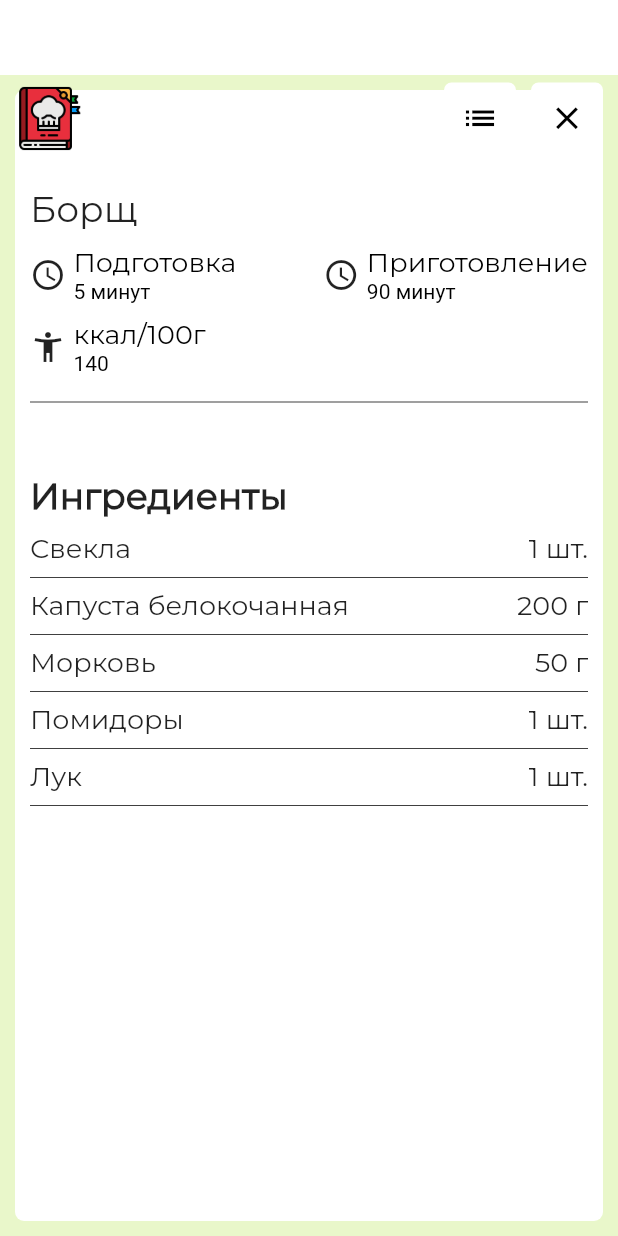
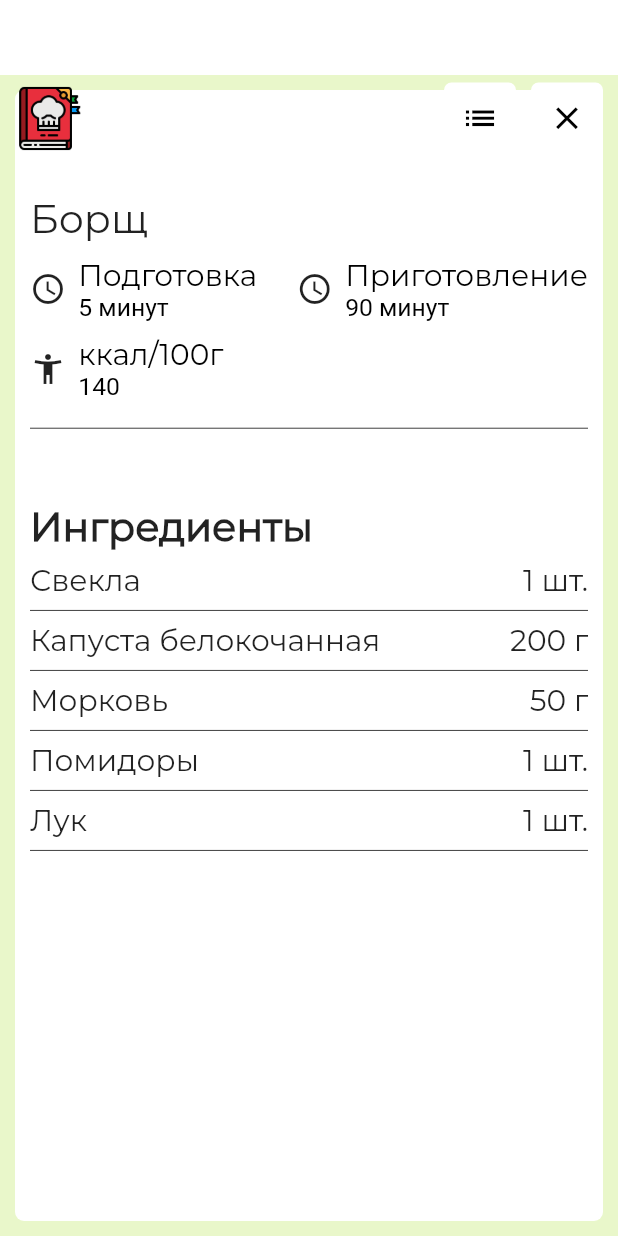
Before and after one commit to OlesiaPalchunova/voice-recipe, a Flutter app: the RecipeScreen screen opened directly with sample values from the repository, after a tap on the "list" icon, on a phone screen of 412 x 824 dp. Run offline on Flutter 3.47's test engine with Material 2 defaults, Android fonts, the phone set to English and light mode, and no system bars; our stand-ins replace flutter_tts, speech_to_text; project files that could hold a hidden picture were left out.

Commit message:
added relative sizes for recipe screen slides

```diff
--- a/lib/components/slides/recipe_face.dart
+++ b/lib/components/slides/recipe_face.dart
@@ -1,6 +1,8 @@
 import 'package:flutter/material.dart';
 
 import 'package:voice_recipe/model/recipes_info.dart';
+import 'package:voice_recipe/components/util.dart';
+
 class RecipeFace extends StatelessWidget {
   const RecipeFace({
     Key? key,
@@ -8,6 +10,13 @@ class RecipeFace extends StatelessWidget {
   }) : super(key: key);
 
   final Recipe recipe;
+  static const _centerOpacity = 0.4;
+  static const _gradSize = 0.1;
+  static const _betweenTextSize = 0.1;
+  static const _betweenIconAndTextSize = 0.01;
+  static const _iconSize = 0.03;
+  static const _timeSize = 0.025;
+  static const _nameSize = 0.055;
 
   @override
   Widget build(BuildContext context) {
@@ -18,8 +27,7 @@ class RecipeFace extends StatelessWidget {
               image: AssetImage(recipe.faceImageUrl),
               fit: BoxFit.fitHeight,
             ),
-          color: Colors.orangeAccent
-        ),
+            color: Colors.orangeAccent),
         child: Column(
           mainAxisAlignment: MainAxisAlignment.spaceBetween,
           children: [
@@ -27,13 +35,13 @@ class RecipeFace extends StatelessWidget {
             Column(
               children: [
                 Container(
-                  height: 20,
+                  height: Util.pageHeight(context) * _gradSize,
                   decoration: BoxDecoration(
                       gradient: LinearGradient(
                           begin: Alignment.bottomCenter,
                           end: Alignment.topCenter,
                           colors: [
-                            Colors.black87.withOpacity(0.4),
+                        Colors.black87.withOpacity(_centerOpacity),
                         Colors.black87.withOpacity(0.0),
                       ])),
                 ),
@@ -41,38 +49,44 @@ class RecipeFace extends StatelessWidget {
                   alignment: Alignment.centerLeft,
                   child: Container(
                     alignment: Alignment.centerLeft,
-                    color: Colors.black87.withOpacity(0.4),
-                    padding: const EdgeInsets.symmetric(vertical: 10, horizontal: 10),
+                    color: Colors.black87.withOpacity(_centerOpacity),
+                    padding: const EdgeInsets.all(Util.padding),
                     width: double.infinity,
                     child: Column(
                       children: [
-                        const SizedBox(height: 20,),
-                        Row(
-                          children: [
-                            const Icon(
+                        SizedBox(
+                          height: Util.pageHeight(context) * _betweenTextSize,
+                        ),
+                        Row(children: [
+                          Icon(
                             Icons.access_time,
                             color: Colors.white,
-                              size: 20,
+                            size: Util.pageHeight(context) * _iconSize,
+                          ),
+                          SizedBox(
+                            width: Util.pageHeight(context) *
+                                _betweenIconAndTextSize,
                           ),
                           Container(
-                              height: 16,
-                              margin: const EdgeInsets.fromLTRB(5, 0, 0, 0),
+                            height: Util.pageHeight(context) * _iconSize,
                             alignment: Alignment.centerLeft,
                             child: Text("${recipe.cookTimeMins} минут\n",
-                                  style: const TextStyle(fontFamily: "MontserratBold",
-                                      fontSize: 15,
+                                style: TextStyle(
+                                    fontFamily: "MontserratBold",
+                                    fontSize:
+                                        Util.pageHeight(context) * _timeSize,
                                     fontWeight: FontWeight.bold,
                                     color: Colors.white)),
                           )
-                          ]
-                        ),
+                        ]),
                         Container(
                           alignment: Alignment.centerLeft,
                           child: RichText(
                             text: TextSpan(
-                                style: const TextStyle(
+                                style: TextStyle(
                                     fontFamily: "MontserratBold",
-                                    fontSize: 32,
+                                    fontSize:
+                                        Util.pageHeight(context) * _nameSize,
                                     fontWeight: FontWeight.bold,
                                     color: Colors.white),
                                 children: <TextSpan>[
@@ -85,23 +99,19 @@ class RecipeFace extends StatelessWidget {
                   ),
                 ),
                 Container(
-                  height: 20,
+                  height: Util.pageHeight(context) * _gradSize,
                   decoration: BoxDecoration(
                       gradient: LinearGradient(
                           begin: Alignment.topCenter,
                           end: Alignment.bottomCenter,
                           colors: [
-                            Colors.black87.withOpacity(0.4),
+                        Colors.black87.withOpacity(_centerOpacity),
                         Colors.black87.withOpacity(0.0),
                       ])),
                 ),
               ],
             ),
-            Container(
-              margin: const EdgeInsets.symmetric(vertical: 20, horizontal: 0),
-              alignment: Alignment.centerLeft,
-              child: const Icon(Icons.star_border),
-            )
+            Container()
           ],
         ));
   }
--- a/lib/components/slides/recipe_ingredients.dart
+++ b/lib/components/slides/recipe_ingredients.dart
@@ -1,9 +1,7 @@
-import 'dart:convert';
-
 import 'package:flutter/material.dart';
 
 import 'package:voice_recipe/model/recipes_info.dart';
-import 'package:voice_recipe/components/header_panel.dart';
+import 'package:voice_recipe/components/util.dart';
 
 class RecipeIngredients extends StatelessWidget {
   const RecipeIngredients({
@@ -12,23 +10,30 @@ class RecipeIngredients extends StatelessWidget {
   }) : super(key: key);
 
   final Recipe recipe;
+  static const _topOffset = 0.06;
+  static const _listOffset = 0.05;
+  static const _splitterThickness = 0.5;
 
   @override
   Widget build(BuildContext context) {
     return Container(
       decoration: BoxDecoration(
-        color: Colors.white,
-        borderRadius: BorderRadius.circular(6.0)
-      ),
-      margin: const EdgeInsets.symmetric(vertical: 10, horizontal: 10),
-      padding: const EdgeInsets.symmetric(vertical: 5, horizontal: 10),
+          color: Colors.white,
+          borderRadius: BorderRadius.circular(Util.borderRadius)),
+      margin: const EdgeInsets.all(Util.margin),
+      padding: const EdgeInsets.all(Util.padding),
       child: Column(
         children: [
-          const SizedBox(height: 50,),
+          SizedBox(
+            height: Util.pageHeight(context) * _topOffset,
+          ),
           GeneralInfo(recipe: recipe),
-          const Divider(color: Colors.black, thickness: 0.5,),
-          const SizedBox(
-            height: 40,
+          const Divider(
+            color: Colors.black,
+            thickness: _splitterThickness,
+          ),
+          SizedBox(
+            height: Util.pageHeight(context) * _listOffset,
           ),
           IngredientsList(recipe: recipe)
         ],
@@ -47,6 +52,9 @@ class IngredientsList extends StatelessWidget {
 
   final Recipe recipe;
   late final List<Ingredient> ingredients;
+  static const _titleSize = 0.032;
+  static const _entitySize = 0.024;
+  static const _spaceAfterName = 0.01;
 
   @override
   Widget build(BuildContext context) {
@@ -54,17 +62,17 @@ class IngredientsList extends StatelessWidget {
       children: [
         Container(
           alignment: Alignment.centerLeft,
-          child: const Text(
+          child: Text(
             "Ингредиенты",
             style: TextStyle(
                 fontFamily: "Montserrat",
-                fontSize: 24,
+                fontSize: Util.pageHeight(context) * _titleSize,
                 fontWeight: FontWeight.bold,
                 color: Colors.black87),
           ),
         ),
-        const SizedBox(
-          height: 10,
+        SizedBox(
+          height: Util.pageHeight(context) * _spaceAfterName,
         ),
         ListView.builder(
           scrollDirection: Axis.vertical,
@@ -75,21 +83,24 @@ class IngredientsList extends StatelessWidget {
               Row(mainAxisAlignment: MainAxisAlignment.spaceBetween, children: [
                 Text(
                   ingredients[index].name,
-                  style: const TextStyle(
+                  style: TextStyle(
                     fontFamily: "Montserrat",
-                    fontSize: 18,
+                    fontSize: Util.pageHeight(context) * _entitySize,
                     textBaseline: TextBaseline.alphabetic,
                   ),
                 ),
                 Text(
                   ingredients[index].count,
-                  style: const TextStyle(
+                  style: TextStyle(
                     fontFamily: "Montserrat",
-                    fontSize: 18,
+                    fontSize: Util.pageHeight(context) * _entitySize,
                   ),
                 ),
               ]),
-              const Divider(color: Colors.black, thickness: 0.5,),
+              const Divider(
+                color: Colors.black,
+                thickness: RecipeIngredients._splitterThickness,
+              ),
             ],
           ),
         )
@@ -105,6 +116,7 @@ class GeneralInfo extends StatelessWidget {
   }) : super(key: key);
 
   final Recipe recipe;
+  static const _titleSize = 0.032;
 
   @override
   Widget build(BuildContext context) {
@@ -113,12 +125,12 @@ class GeneralInfo extends StatelessWidget {
       children: [
         Container(
           alignment: Alignment.centerLeft,
-          margin: const EdgeInsets.symmetric(vertical: 10),
+          margin: const EdgeInsets.symmetric(vertical: Util.margin),
           child: Text(
             recipe.name,
-            style: const TextStyle(
+            style: TextStyle(
                 fontFamily: "Montserrat",
-                fontSize: 24,
+                fontSize: Util.pageHeight(context) * _titleSize,
                 fontWeight: FontWeight.w400,
                 color: Colors.black87),
           ),
@@ -142,7 +154,7 @@ class GeneralInfo extends StatelessWidget {
         ),
         Container(
           alignment: Alignment.centerLeft,
-          margin: const EdgeInsets.symmetric(vertical: 10),
+          margin: const EdgeInsets.symmetric(vertical: Util.margin),
           child: Assignment(
             recipe: recipe,
             name: "ккал/100г",
@@ -169,26 +181,33 @@ class Assignment extends StatelessWidget {
   final String value;
   final IconData iconData;
 
+  static const _betweenIconAndTextSize = 0.01;
+  static const _nameSize = 0.024;
+  static const _valueSize = 0.020;
+
   @override
   Widget build(BuildContext context) {
     return Row(
       children: [
         Icon(iconData),
-        const SizedBox(
-          width: 5,
+        SizedBox(
+          width: Util.pageHeight(context) * _betweenIconAndTextSize,
         ),
         RichText(
           text: TextSpan(
-              style: const TextStyle(
+              style: TextStyle(
                   fontFamily: "Montserrat",
-                  fontSize: 18,
+                  fontSize: Util.pageHeight(context) * _nameSize,
                   fontWeight: FontWeight.w400,
                   color: Colors.black),
               children: <TextSpan>[
                 TextSpan(
                   text: "$name\n",
                 ),
-                TextSpan(text: value, style: const TextStyle(fontSize: 14))
+                TextSpan(
+                    text: value,
+                    style: TextStyle(
+                        fontSize: Util.pageHeight(context) * _valueSize))
               ]),
         ),
       ],
--- a/lib/components/slides/recipe_step.dart
+++ b/lib/components/slides/recipe_step.dart
@@ -1,13 +1,11 @@
 import 'dart:math';
 
 import 'package:flutter/material.dart';
-import 'package:flutter_tts/flutter_tts.dart';
-import 'package:video_player/video_player.dart';
-import 'package:voice_recipe/components/notifications/slide_notification.dart';
+
 import 'package:voice_recipe/components/notifications/tts_notification.dart';
-
 import 'package:voice_recipe/model/recipes_info.dart';
 import 'package:voice_recipe/components/header_panel.dart';
+import 'package:voice_recipe/components/util.dart';
 
 class RecipeStepWidget extends StatelessWidget {
   RecipeStepWidget({Key? key, required this.recipe, required this.slideId})
@@ -15,22 +13,21 @@ class RecipeStepWidget extends StatelessWidget {
     int len = stepsResolve[recipe.id].length;
     int idx = min(slideId - 2, len - 1);
     step = stepsResolve[recipe.id][idx];
-    // controller = VideoPlayerController.asset('assets/videos/tef1.mp4');
-    // controller.initialize();
-    // controller.setLooping(true);
-    // controller.play();
   }
 
   final Recipe recipe;
   final int slideId;
   late final RecipeStep step;
 
-  // late final VideoPlayerController controller;
+  static const _imageSize = 0.65;
+  static const _borderRadius = 16.0;
+  static const _textBackgroundOpacity = 0.75;
+  static const _textSize = 0.022;
 
   @override
   Widget build(BuildContext context) {
     return Container(
-        padding: const EdgeInsets.symmetric(vertical: 5, horizontal: 10),
+        padding: const EdgeInsets.all(Util.padding),
         child: Column(
           children: [
             HeaderPanel.buildButton(
@@ -41,14 +38,11 @@ class RecipeStepWidget extends StatelessWidget {
                       Icons.play_arrow,
                       color: Colors.black87,
                     ))),
-            const SizedBox(
-              height: 10,
-            ),
-            SizedBox(
-              // child: VideoPlayer(controller),
-              height: MediaQuery.of(context).size.height * 0.65,
+            Container(
+              margin: const EdgeInsets.fromLTRB(0, Util.margin, 0, 0),
+              height: Util.pageHeight(context) * _imageSize,
               child: ClipRRect(
-                borderRadius: BorderRadius.circular(16.0),
+                borderRadius: BorderRadius.circular(_borderRadius),
                 child: Image(
                   image: AssetImage(step.imgUrl),
                   fit: BoxFit.fitHeight,
@@ -57,20 +51,19 @@ class RecipeStepWidget extends StatelessWidget {
             ),
             Container(
                 alignment: Alignment.topCenter,
-                // padding: const EdgeInsets.fromLTRB(0, 0, 0, 30),
-                margin: const EdgeInsets.symmetric(vertical: 10, horizontal: 0),
+                margin: const EdgeInsets.symmetric(vertical: Util.margin, horizontal: 0),
                 child: Container(
                   decoration: BoxDecoration(
-                      color: Colors.black87.withOpacity(0.75),
-                      borderRadius: BorderRadius.circular(15)),
+                      color: Colors.black87.withOpacity(_textBackgroundOpacity),
+                      borderRadius: BorderRadius.circular(_borderRadius)),
                   // height: 120,
                   alignment: Alignment.center,
-                  padding: const EdgeInsets.all(10),
+                  padding: const EdgeInsets.all(Util.padding),
                   child: Text(
                     step.description,
-                    style: const TextStyle(
+                    style: TextStyle(
                         fontFamily: "Montserrat",
-                        fontSize: 18,
+                        fontSize: Util.pageHeight(context) * _textSize,
                         color: Colors.white),
                   ),
                 )),
--- /dev/null
+++ b/lib/components/util.dart
@@ -0,0 +1,15 @@
+import 'package:flutter/material.dart';
+
+class Util {
+  static const borderRadius = 6.0;
+  static const padding = 10.0;
+  static const margin = 10.0;
+
+  static double pageHeight(BuildContext context) {
+    return MediaQuery.of(context).size.height;
+  }
+
+  static double pageWidth(BuildContext context) {
+    return MediaQuery.of(context).size.width;
+  }
+}
```
Lines whose indentation alone changed are shown as unchanged.
